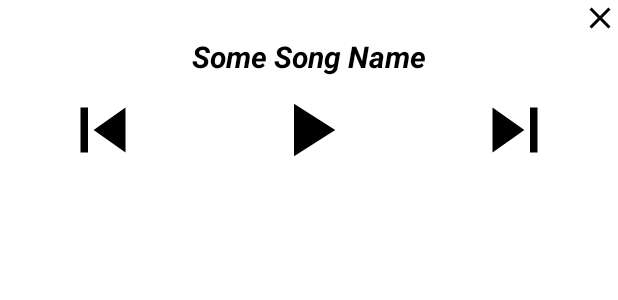
After one commit to shalevamit9/Music-Player, an Android app: the layout music_notification_layout.xml on its own in the app's theme, with its tools: preview values and no code run, on a phone screen of 412 x 824 dp. The commit adds this screen. Shown: the top 300 px of the screen. Run offline under Robolectric (Android 15) with nearby library versions, the phone set to English and light mode, and no system bars.

Commit message:
added music service

```diff
--- a/app/src/main/AndroidManifest.xml
+++ b/app/src/main/AndroidManifest.xml
@@ -3,9 +3,11 @@
     package="com.example.mymusicplayer">
 
     <uses-permission android:name="android.permission.WRITE_EXTERNAL_STORAGE"/>
+    <uses-permission android:name="android.permission.INTERNET"/>
+    <uses-permission android:name="android.permission.FOREGROUND_SERVICE"/>
 
     <application
-        android:allowBackup="true"
+        android:allowBackup="false"
         android:icon="@mipmap/ic_launcher"
         android:label="@string/app_name"
         android:roundIcon="@mipmap/ic_launcher_round"
@@ -28,6 +30,8 @@
                 android:name="android.support.FILE_PROVIDER_PATHS"
                 android:resource="@xml/file_paths"/>
         </provider>
+
+        <service android:name=".MusicService"/>
     </application>
 
 </manifest>
--- a/app/src/main/java/com/example/mymusicplayer/SongFragment.java
+++ b/app/src/main/java/com/example/mymusicplayer/SongFragment.java
@@ -4,7 +4,6 @@ import android.os.Bundle;
 
 import androidx.fragment.app.Fragment;
 
-import android.util.Log;
 import android.view.LayoutInflater;
 import android.view.View;
 import android.view.ViewGroup;
@@ -35,7 +34,9 @@ public class SongFragment extends Fragment {
 
         TextView mainSongNameTv = getActivity().findViewById(R.id.main_song_name_tv);
         ImageView mainSongIv = getActivity().findViewById(R.id.main_song_iv);
+
         mainSongNameTv.setText(song.getSongName());
+
         if (song.getSongImagePath() != null) {
             Glide.with(getContext()).load(song.getSongImagePath()).into(mainSongIv);
         } else {
--- a/app/src/main/java/com/example/mymusicplayer/SongRecyclerViewAdapter.java
+++ b/app/src/main/java/com/example/mymusicplayer/SongRecyclerViewAdapter.java
@@ -55,8 +55,9 @@ public class SongRecyclerViewAdapter extends RecyclerView.Adapter<SongRecyclerVi
         /**
          * @param view The view that was clicked
          * @param song Is the song containing info on the clicked song
+         * @param position the index for the song in the songs list
          */
-        void onSongClicked(View view, Song song);
+        void onSongClicked(View view, Song song, int position);
     }
 
     private SongListener listener;
@@ -82,7 +83,7 @@ public class SongRecyclerViewAdapter extends RecyclerView.Adapter<SongRecyclerVi
                 @Override
                 public void onClick(View v) {
                     if (listener != null) {
-                        listener.onSongClicked(v, songs.get(getAdapterPosition()));
+                        listener.onSongClicked(v, songs.get(getAdapterPosition()), getAdapterPosition());
                     }
                 }
             });
--- /dev/null
+++ b/app/src/main/res/drawable/ic_baseline_close_24.xml
@@ -0,0 +1,10 @@
+<vector xmlns:android="http://schemas.android.com/apk/res/android"
+    android:width="24dp"
+    android:height="24dp"
+    android:viewportWidth="24"
+    android:viewportHeight="24"
+    android:tint="@color/black">
+  <path
+      android:fillColor="@android:color/white"
+      android:pathData="M19,6.41L17.59,5 12,10.59 6.41,5 5,6.41 10.59,12 5,17.59 6.41,19 12,13.41 17.59,19 19,17.59 13.41,12z"/>
+</vector>
--- /dev/null
+++ b/app/src/main/res/drawable/ic_baseline_play_arrow_black_24.xml
@@ -0,0 +1,10 @@
+<vector xmlns:android="http://schemas.android.com/apk/res/android"
+    android:width="60dp"
+    android:height="60dp"
+    android:viewportWidth="24"
+    android:viewportHeight="24"
+    android:tint="@color/black">
+  <path
+      android:fillColor="@android:color/white"
+      android:pathData="M8,5v14l11,-7z"/>
+</vector>
--- /dev/null
+++ b/app/src/main/res/drawable/ic_baseline_skip_next_black_24.xml
@@ -0,0 +1,10 @@
+<vector xmlns:android="http://schemas.android.com/apk/res/android"
+    android:width="60dp"
+    android:height="60dp"
+    android:viewportWidth="24"
+    android:viewportHeight="24"
+    android:tint="@color/black">
+  <path
+      android:fillColor="@android:color/white"
+      android:pathData="M6,18l8.5,-6L6,6v12zM16,6v12h2V6h-2z"/>
+</vector>
--- /dev/null
+++ b/app/src/main/res/drawable/ic_baseline_skip_previous_black_24.xml
@@ -0,0 +1,10 @@
+<vector xmlns:android="http://schemas.android.com/apk/res/android"
+    android:width="60dp"
+    android:height="60dp"
+    android:viewportWidth="24"
+    android:viewportHeight="24"
+    android:tint="@color/black">
+  <path
+      android:fillColor="@android:color/white"
+      android:pathData="M6,6h2v12L6,18zM9.5,12l8.5,6L18,6z"/>
+</vector>
--- a/app/src/main/res/layout/activity_main.xml
+++ b/app/src/main/res/layout/activity_main.xml
@@ -56,6 +56,7 @@
                 android:orientation="horizontal">
 
                 <ImageButton
+                    android:id="@+id/main_prev_ib"
                     android:layout_width="0dp"
                     android:layout_height="match_parent"
                     android:background="@null"
@@ -63,6 +64,7 @@
                     android:src="@drawable/ic_baseline_skip_previous_24"/>
 
                 <ImageButton
+                    android:id="@+id/main_play_pause_ib"
                     android:layout_width="0dp"
                     android:layout_height="match_parent"
                     android:background="@null"
@@ -70,6 +72,7 @@
                     android:src="@drawable/ic_baseline_play_arrow_24"/>
 
                 <ImageButton
+                    android:id="@+id/main_next_ib"
                     android:layout_width="0dp"
                     android:layout_height="match_parent"
                     android:layout_weight="1"
--- /dev/null
+++ b/app/src/main/res/layout/music_notification_layout.xml
@@ -0,0 +1,78 @@
+<?xml version="1.0" encoding="utf-8"?>
+<RelativeLayout xmlns:android="http://schemas.android.com/apk/res/android"
+    android:id="@+id/songs_actions_layout"
+    android:layout_width="wrap_content"
+    android:layout_height="wrap_content"
+    android:layout_weight="1"
+    android:orientation="horizontal">
+
+    <ImageButton
+        android:id="@+id/close_btn"
+        android:layout_width="wrap_content"
+        android:layout_height="wrap_content"
+        android:layout_alignParentEnd="true"
+        android:layout_alignParentTop="true"
+        android:background="@null"
+        android:src="@drawable/ic_baseline_close_24"/>
+
+<!--    <ImageView-->
+<!--        android:layout_below="@+id/close_btn"-->
+<!--        android:id="@+id/notification_song_iv"-->
+<!--        android:layout_width="110dp"-->
+<!--        android:layout_height="100dp"-->
+<!--        android:scaleType="fitXY"-->
+<!--        android:src="@drawable/ic_launcher_background" />-->
+
+    <RelativeLayout
+        android:layout_below="@id/close_btn"
+        android:layout_width="wrap_content"
+        android:layout_height="wrap_content">
+
+        <TextView
+            android:id="@+id/notification_song_name_tv"
+            android:layout_width="wrap_content"
+            android:layout_height="wrap_content"
+            android:layout_centerHorizontal="true"
+            android:ellipsize="end"
+            android:maxLines="1"
+            android:text="Some Song Name"
+            android:textColor="@color/black"
+            android:textSize="20sp"
+            android:textStyle="italic|bold" />
+
+        <LinearLayout
+            android:layout_marginTop="5dp"
+            android:layout_width="match_parent"
+            android:layout_height="wrap_content"
+            android:layout_below="@id/notification_song_name_tv"
+            android:orientation="horizontal">
+
+            <ImageButton
+                android:id="@+id/notification_prev_btn"
+                android:layout_width="0dp"
+                android:layout_height="match_parent"
+                android:layout_weight="1"
+                android:background="@null"
+                android:src="@drawable/ic_baseline_skip_previous_black_24" />
+
+            <ImageButton
+                android:id="@+id/notification_play_pause_btn"
+                android:layout_width="0dp"
+                android:layout_height="match_parent"
+                android:layout_weight="1"
+                android:background="@null"
+                android:src="@drawable/ic_baseline_play_arrow_black_24" />
+
+            <ImageButton
+                android:id="@+id/notification_next_btn"
+                android:layout_width="0dp"
+                android:layout_height="match_parent"
+                android:layout_weight="1"
+                android:background="@null"
+                android:src="@drawable/ic_baseline_skip_next_black_24"/>
+
+        </LinearLayout>
+
+    </RelativeLayout>
+
+</RelativeLayout>
```
Also changed, not shown: app/src/main/java/com/example/mymusicplayer/MainPlayerFragment.java (+109 -14 lines), app/src/main/java/com/example/mymusicplayer/MusicService.java (added, +200 -0 lines), app/src/main/res/drawable/ic_baseline_pause_black_24.xml (added, +10 -0 lines).
